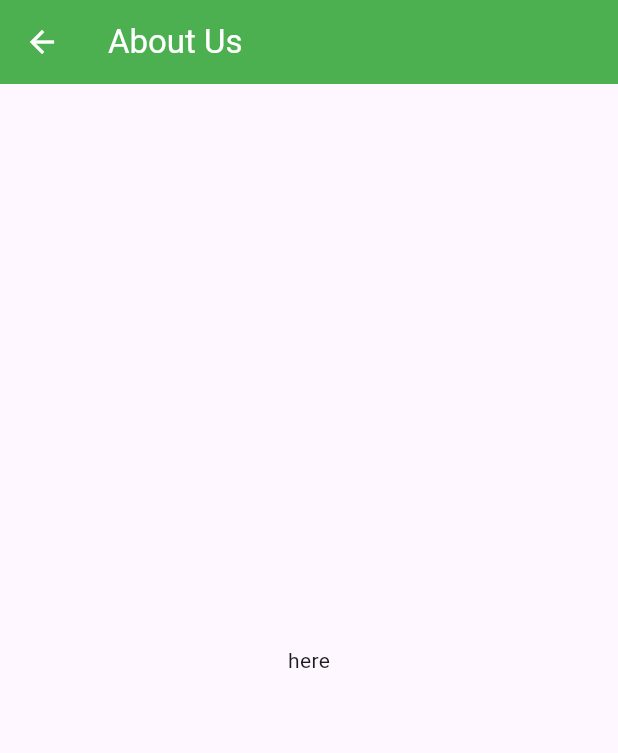
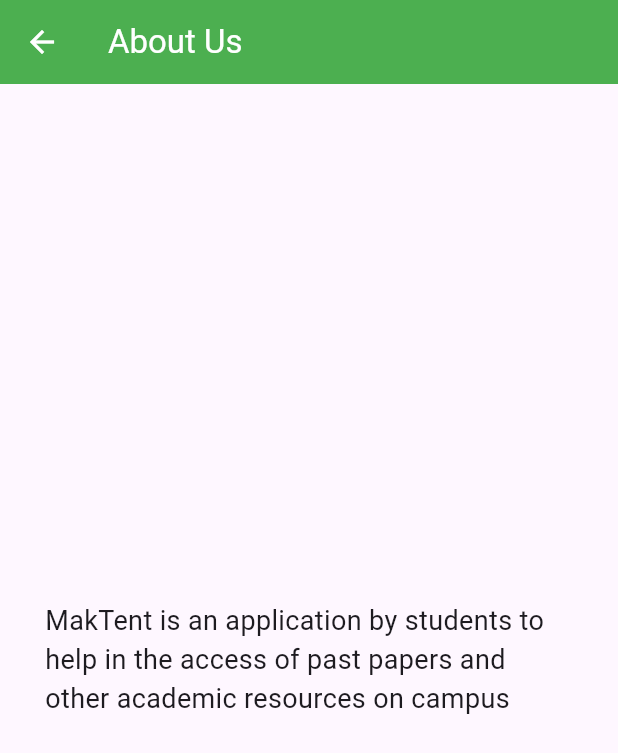
Before and after one commit to CharlesKasasira/MakTent, a Flutter app: the AboutScreen screen opened directly, on a phone screen of 412 x 824 dp. Shown: the top 753 px of the screen. Run offline on Flutter 3.47's test engine with Material 2 defaults, Android fonts, the phone set to English and light mode, and no system bars; our stand-ins replace get, supabase_flutter; missing offline and left inert: advance_pdf_viewer2; accounts and stored records are empty.

```diff
--- a/lib/screens/about_screen.dart
+++ b/lib/screens/about_screen.dart
@@ -17,7 +17,10 @@ class _AboutScreenState extends State<AboutScreen> {
         backgroundColor: Colors.green,
       ),
       body: const Center(
-        child: Text("here"),
+        child: Padding(
+          padding: EdgeInsets.symmetric(horizontal: 30.0),
+          child: Text("MakTent is an application by students to help in the access of past papers and other academic resources on campus", style: TextStyle(fontSize: 18),),
+        ),
       ),
     );
   }
```
